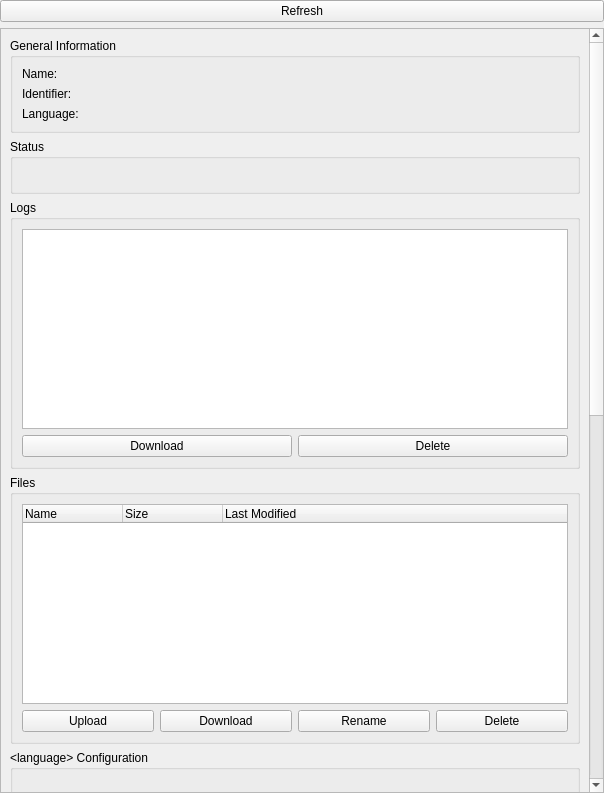
The window that src/brickv/plugin_system/plugins/red/ui/program_info.ui (Tinkerforge/brickv) describes before a commit, drawn with Qt 5.
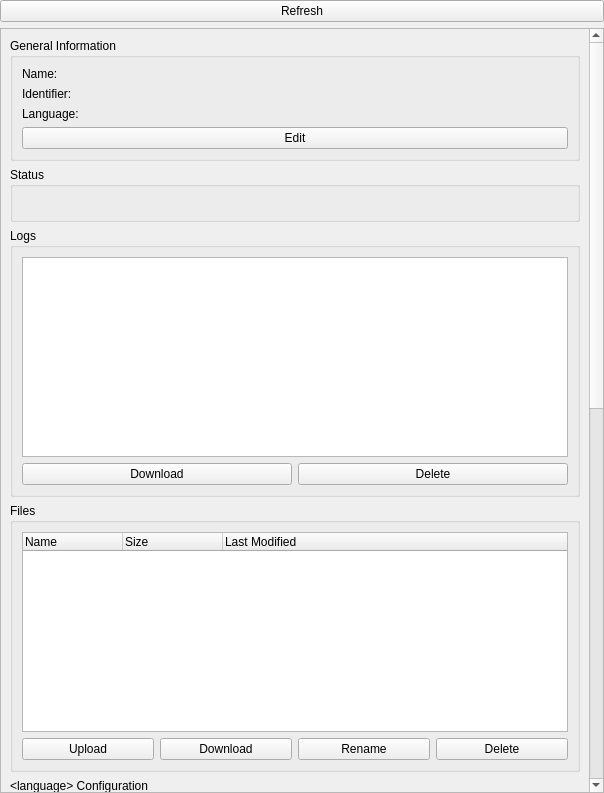
The same window after the commit.

Commit message: red-brick: Add wizard to rename existing programs

```diff
--- a/src/brickv/plugin_system/plugins/red/ui/program_info.ui
+++ b/src/brickv/plugin_system/plugins/red/ui/program_info.ui
@@ -101,6 +101,13 @@
               </property>
              </widget>
             </item>
+            <item row="3" column="0" colspan="2">
+             <widget class="QPushButton" name="button_edit_general">
+              <property name="text">
+               <string>Edit</string>
+              </property>
+             </widget>
+            </item>
            </layout>
           </item>
          </layout>
```
The commit also changes 7 other files.
